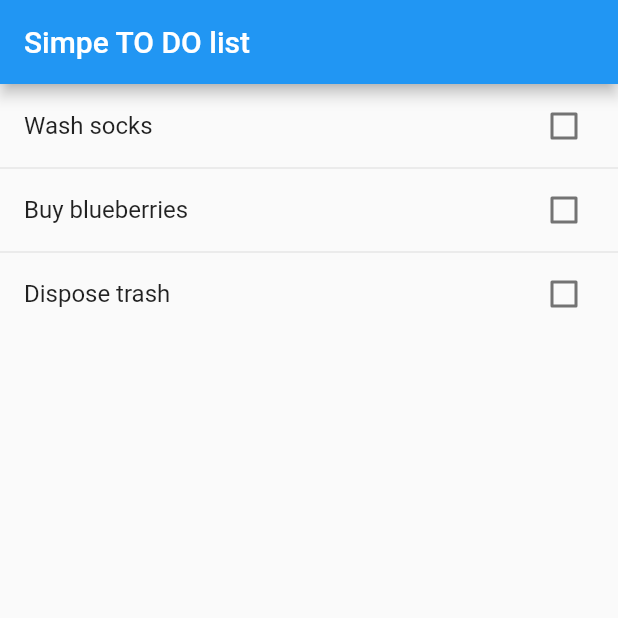
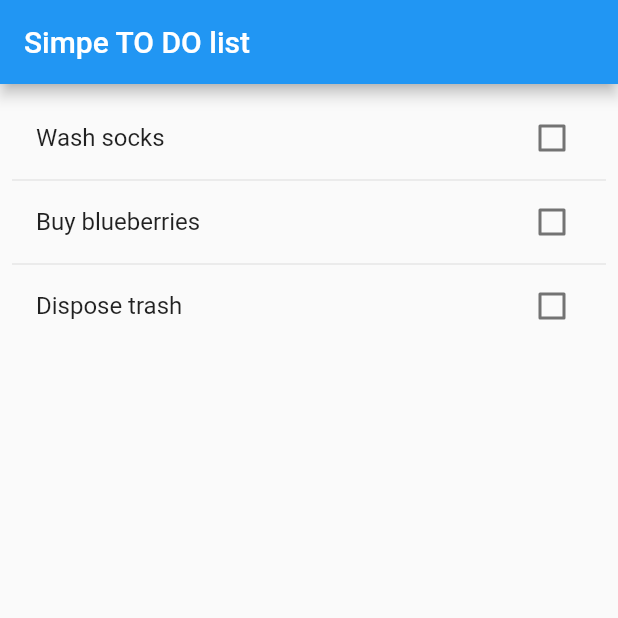
Before and after one commit to vladoja/flutter_riverpod_simple_todo, a Flutter app: the screen it shows after launch, on a phone screen of 412 x 824 dp, the top half of it. Run offline on Flutter 3.47's test engine with Material 2 defaults, Android fonts, the light colour scheme and no system bars.

Commit message:
ListView builder into Column

```diff
--- a/lib/screens/home_screen.dart
+++ b/lib/screens/home_screen.dart
@@ -34,8 +34,14 @@ class _HomeScreenState extends State<HomeScreen> {
   Widget build(BuildContext context) {
     return Scaffold(
       appBar: AppBar(title: const Text('Simpe TO DO list')),
-      body: Center(
+      body: Padding(
+        padding: const EdgeInsets.all(8.0),
+        child: Column(
+          children: [
+            Expanded(
+              child: SingleChildScrollView(
                 child: ListView.separated(
+                  shrinkWrap: true,
                   itemCount: todoList.length,
                   itemBuilder: (context, index) {
                     // return Text(todoList[index].title);
@@ -45,7 +51,12 @@ class _HomeScreenState extends State<HomeScreen> {
                         title: todoList[index].title,
                         onChanged: onClickedTodoItem);
                   },
-          separatorBuilder: (context, index) => const Divider(height: 0),
+                  separatorBuilder: (context, index) =>
+                      const Divider(height: 0),
+                ),
+              ),
+            ),
+          ],
         ),
       ),
     );
```
Lines whose indentation alone changed are shown as unchanged.
